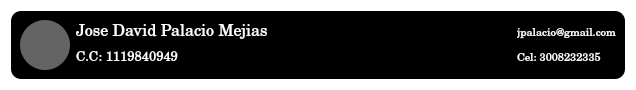
Old version of the form app/views/frameDatos.ui in the repository Jpalacio98/Tzedaka.
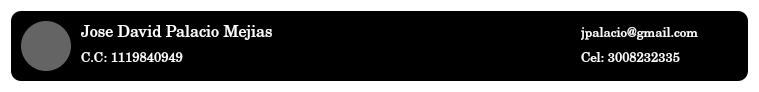
New version of the form. Icons and pictures are not drawn.

Commit message: visualizacion de los datos del cliente

The edit to the form file:
```diff
--- a/app/views/frameDatos.ui
+++ b/app/views/frameDatos.ui
@@ -6,8 +6,8 @@
    <rect>
     <x>0</x>
     <y>0</y>
-    <width>636</width>
-    <height>86</height>
+    <width>759</width>
+    <height>87</height>
    </rect>
   </property>
   <property name="windowTitle">
@@ -35,7 +35,49 @@
      <property name="frameShadow">
       <enum>QFrame::Raised</enum>
      </property>
+     <layout class="QHBoxLayout" name="horizontalLayout_3">
+      <property name="spacing">
+       <number>0</number>
+      </property>
+      <property name="leftMargin">
+       <number>0</number>
+      </property>
+      <property name="topMargin">
+       <number>0</number>
+      </property>
+      <property name="rightMargin">
+       <number>0</number>
+      </property>
+      <property name="bottomMargin">
+       <number>0</number>
+      </property>
+      <item>
+       <widget class="QFrame" name="frame_3">
+        <property name="styleSheet">
+         <string notr="true">background-color: rgba(255, 255, 255, 0);</string>
+        </property>
+        <property name="frameShape">
+         <enum>QFrame::StyledPanel</enum>
+        </property>
+        <property name="frameShadow">
+         <enum>QFrame::Raised</enum>
+        </property>
      <layout class="QHBoxLayout" name="horizontalLayout">
+         <property name="spacing">
+          <number>10</number>
+         </property>
+         <property name="leftMargin">
+          <number>10</number>
+         </property>
+         <property name="topMargin">
+          <number>10</number>
+         </property>
+         <property name="rightMargin">
+          <number>10</number>
+         </property>
+         <property name="bottomMargin">
+          <number>10</number>
+         </property>
       <item>
        <widget class="QFrame" name="frame">
         <property name="minimumSize">
@@ -110,7 +152,7 @@
         </property>
         <property name="sizeHint" stdset="0">
          <size>
-          <width>184</width>
+             <width>286</width>
           <height>20</height>
          </size>
         </property>
@@ -126,7 +168,7 @@
           <property name="font">
            <font>
             <family>Century Schoolbook</family>
-            <pointsize>8</pointsize>
+               <pointsize>10</pointsize>
            </font>
           </property>
           <property name="styleSheet">
@@ -143,7 +185,7 @@
           <property name="font">
            <font>
             <family>Century Schoolbook</family>
-            <pointsize>8</pointsize>
+               <pointsize>10</pointsize>
            </font>
           </property>
           <property name="styleSheet">
@@ -160,8 +202,57 @@
      </layout>
     </widget>
    </item>
-  </layout>
- </widget>
- <resources/>
+      <item>
+       <widget class="QPushButton" name="btn_view">
+        <property name="sizePolicy">
+         <sizepolicy hsizetype="Minimum" vsizetype="Expanding">
+          <horstretch>0</horstretch>
+          <verstretch>0</verstretch>
+         </sizepolicy>
+        </property>
+        <property name="minimumSize">
+         <size>
+          <width>40</width>
+          <height>0</height>
+         </size>
+        </property>
+        <property name="styleSheet">
+         <string notr="true">QPushButton{
+	background-color: rgba(0, 0, 0,0);
+	border-radius:0px
+}
+
+QPushButton:hover{
+	background-color: rgb(100, 100, 100);
+	border-top-right-radius:20px;
+	border-bottom-right-radius:20px;
+}</string>
+        </property>
+        <property name="text">
+         <string/>
+        </property>
+        <property name="icon">
+         <iconset resource="../../static/recursos.qrc">
+          <normaloff>:/source/show.png</normaloff>:/source/show.png</iconset>
+        </property>
+        <property name="iconSize">
+         <size>
+          <width>25</width>
+          <height>25</height>
+         </size>
+        </property>
+        <property name="shortcut">
+         <string/>
+        </property>
+       </widget>
+      </item>
+     </layout>
+    </widget>
+   </item>
+  </layout>
+ </widget>
+ <resources>
+  <include location="../../static/recursos.qrc"/>
+ </resources>
  <connections/>
 </ui>
```
Lines whose indentation alone changed are shown as unchanged. The commit also changes 32 other files.
